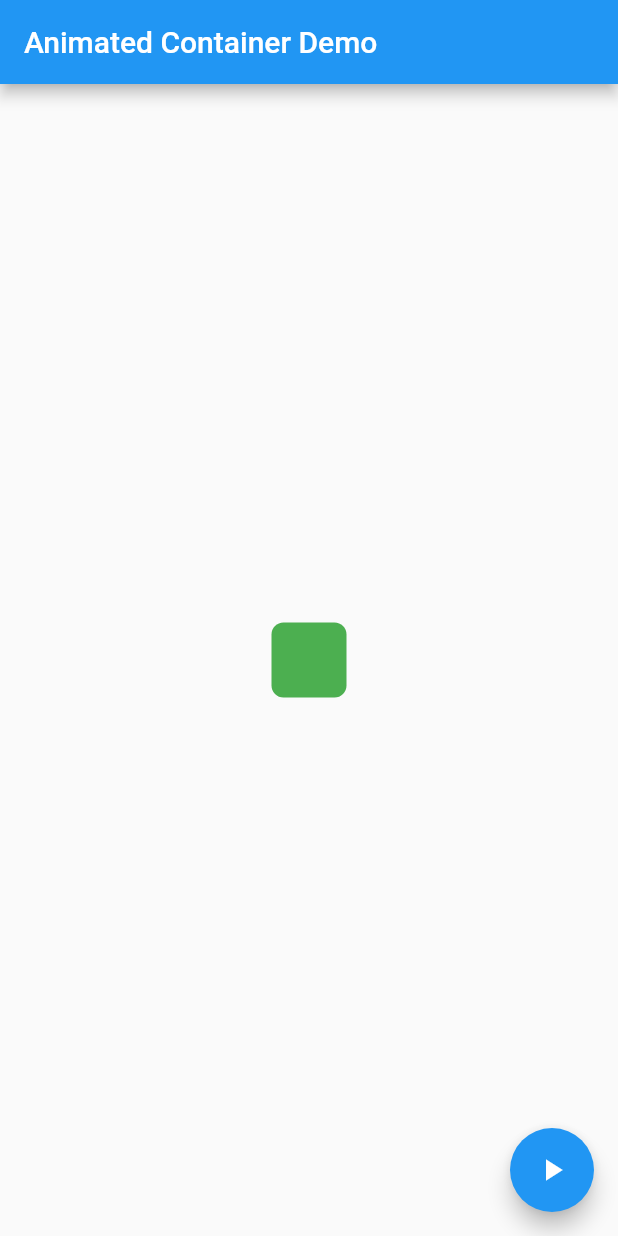
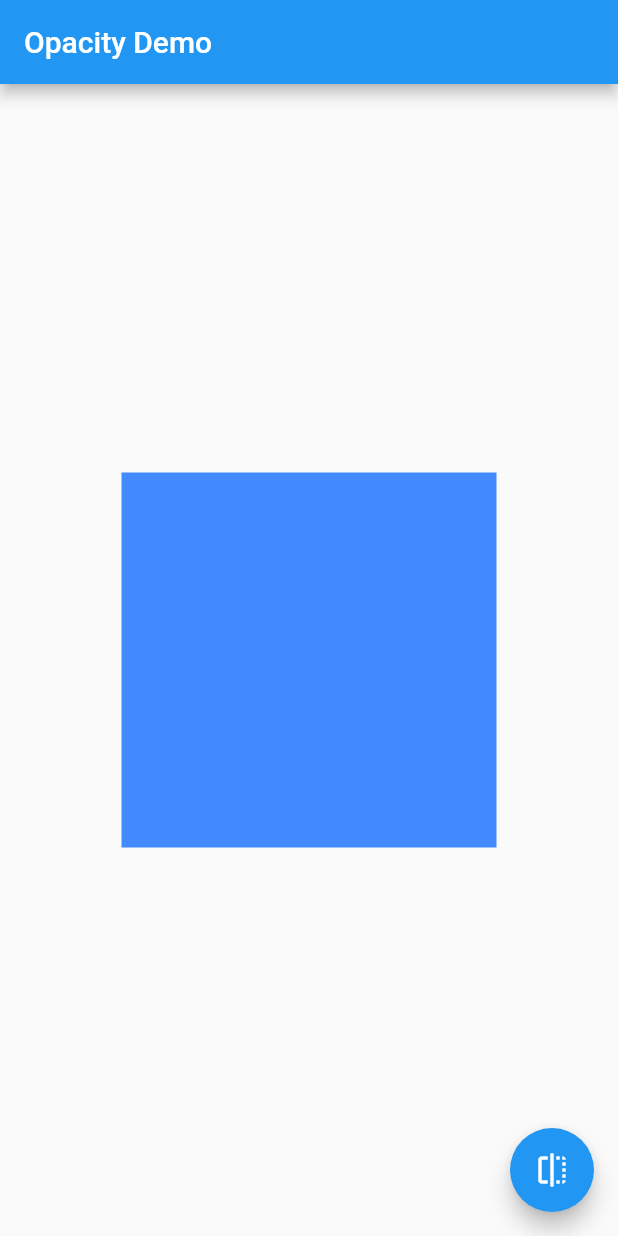
Before and after one commit to maxgdev/flutter_cookbook, a Flutter app: the screen it shows after launch, on a phone screen of 412 x 824 dp. Run offline on Flutter 3.47's test engine with Material 2 defaults, Android fonts, the phone set to English and light mode, and no system bars.

Commit message:
Changed to fadein & fadeOut AnimatedOpacity code

```diff
--- a/animation/lib/main.dart
+++ b/animation/lib/main.dart
@@ -1,77 +1,70 @@
-// Animate the properties of a container
-// https://flutter.dev/docs/cookbook/animation/animated-container
-// animated_container.dart --> rename to main.dart
+// Fade a widget in and out
+// https://flutter.dev/docs/cookbook/animation/opacity-animation
+// fadein_fadeout.dart --> rename to main.dart
 
-import 'dart:math';
 import 'package:flutter/material.dart';
 
-void main() => runApp(AnimatedContainerApp());
+void main() => runApp(MyApp());
 
-class AnimatedContainerApp extends StatefulWidget {
+class MyApp extends StatelessWidget {
   @override
-  _AnimatedContainerAppState createState() => _AnimatedContainerAppState();
+  Widget build(BuildContext context) {
+    final appTitle = 'Opacity Demo';
+    return MaterialApp(
+      title: appTitle,
+      home: MyHomePage(title: appTitle),
+    );
+  }
 }
 
-class _AnimatedContainerAppState extends State<AnimatedContainerApp> {
-  // Define the various properties with default values. Update these properties
-  // when the user taps a FloatingActionButton.
-  double _width = 50;
-  double _height = 50;
-  Color _color = Colors.green;
-  BorderRadiusGeometry _borderRadius = BorderRadius.circular(8);
+// The StatefulWidget's job is to take data and create a State class.
+// In this case, the widget takes a title, and creates a _MyHomePageState.
+class MyHomePage extends StatefulWidget {
+  final String title;
+
+  MyHomePage({Key key, this.title}) : super(key: key);
+
+  @override
+  _MyHomePageState createState() => _MyHomePageState();
+}
+
+// The State class is responsible for two things: holding some data you can
+// update and building the UI using that data.
+class _MyHomePageState extends State<MyHomePage> {
+  // Whether the green box should be visible
+  bool _visible = true;
 
   @override
   Widget build(BuildContext context) {
-    return MaterialApp(
-      home: Scaffold(
+    return Scaffold(
       appBar: AppBar(
-          title: Text('Animated Container Demo'),
+        title: Text(widget.title),
       ),
       body: Center(
-          child: AnimatedContainer(
-            // Use the properties stored in the State class.
-            width: _width,
-            height: _height,
-            decoration: BoxDecoration(
-              color: _color,
-              borderRadius: _borderRadius,
+        child: AnimatedOpacity(
+          // If the widget is visible, animate to 0.0 (invisible).
+          // If the widget is hidden, animate to 1.0 (fully visible).
+          opacity: _visible ? 1.0 : 0.0,
+          duration: Duration(milliseconds: 500),
+          // The green box must be a child of the AnimatedOpacity widget.
+          child: Container(
+            width: 250.0,
+            height: 250.0,
+            color: Colors.blueAccent[200],
           ),
-            // Define how long the animation should take.
-            duration: Duration(seconds: 1),
-            // Provide an optional curve to make the animation feel smoother.
-            curve: Curves.fastOutSlowIn,
         ),
       ),
       floatingActionButton: FloatingActionButton(
-          child: Icon(Icons.play_arrow),
-          // When the user taps the button
         onPressed: () {
-            // Use setState to rebuild the widget with new values.
+          // Call setState. This tells Flutter to rebuild the
+          // UI with the changes.
           setState(() {
-              // Create a random number generator.
-              final random = Random();
-
-              // Generate a random width and height.
-              _width = random.nextInt(300).toDouble();
-              print(_width);
-              _height = random.nextInt(300).toDouble();
-              print(_height);
-
-              // Generate a random color.
-              _color = Color.fromRGBO(
-                random.nextInt(256),
-                random.nextInt(256),
-                random.nextInt(256),
-                1,
-              );
-
-              // Generate a random border radius.
-              _borderRadius =
-                  BorderRadius.circular(random.nextInt(100).toDouble());
+            _visible = !_visible;
           });
         },
-        ),
-      ),
+        tooltip: 'Toggle Opacity',
+        child: Icon(Icons.flip),
+      ), // This trailing comma makes auto-formatting nicer for build methods.
     );
   }
 }
```
Also changed, not shown: animation/lib/animated_container.dart (added, +77 -0 lines). Lines whose indentation alone changed are shown as unchanged.
